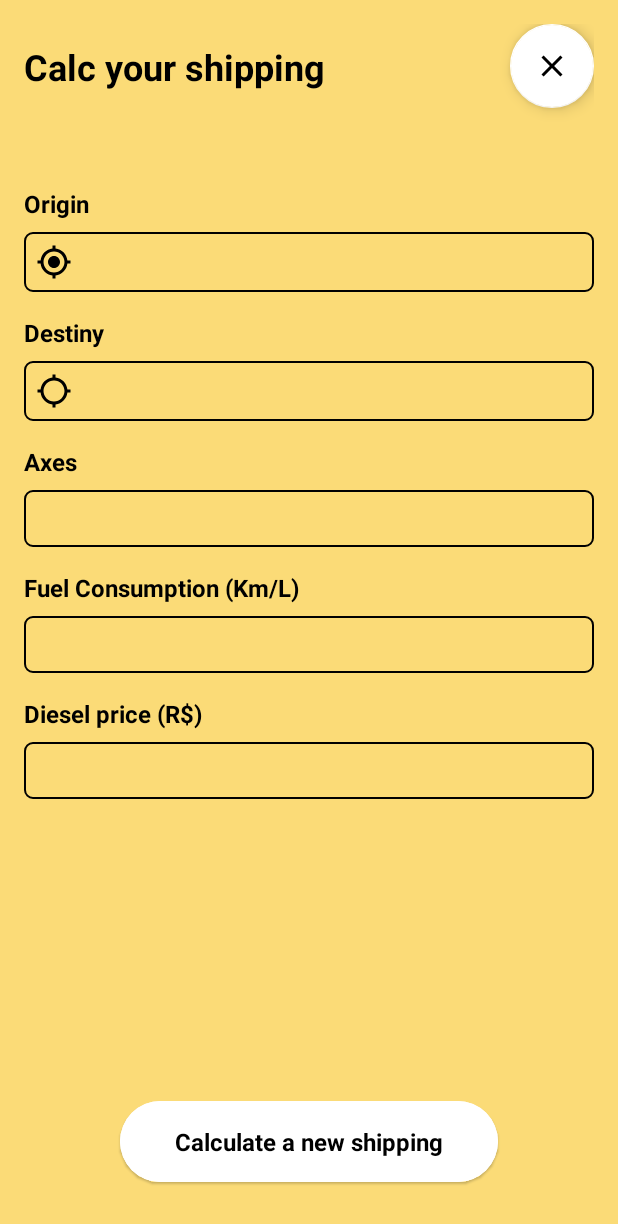
After one commit to thiaagodev/TruckPad-Test, an Android app: the ShippingCalcForm screen opened directly, with no data from a screen before it, on a phone screen of 412 x 824 dp. The commit adds this screen. Shown: the top 1224 px of the screen. Run offline under Robolectric (Android 15) with nearby library versions, the phone set to English and light mode, and no system bars.

Commit message:
initial activity shipping calc form layout

```diff
--- a/app/src/main/AndroidManifest.xml
+++ b/app/src/main/AndroidManifest.xml
@@ -14,6 +14,9 @@
         android:theme="@style/Theme.TruckPad"
         tools:targetApi="31">
         <activity
+            android:name=".ShippingCalcForm"
+            android:exported="false" />
+        <activity
             android:name=".MainActivity"
             android:exported="true">
             <intent-filter>
--- /dev/null
+++ b/app/src/main/java/com/thiaagodev/truckpad/ShippingCalcForm.kt
@@ -0,0 +1,11 @@
+package com.thiaagodev.truckpad
+
+import androidx.appcompat.app.AppCompatActivity
+import android.os.Bundle
+
+class ShippingCalcForm : AppCompatActivity() {
+    override fun onCreate(savedInstanceState: Bundle?) {
+        super.onCreate(savedInstanceState)
+        setContentView(R.layout.activity_shipping_calc_form)
+    }
+}
--- /dev/null
+++ b/app/src/main/res/drawable/edit_text_corners.xml
@@ -0,0 +1,8 @@
+<?xml version="1.0" encoding="utf-8"?>
+<shape xmlns:android="http://schemas.android.com/apk/res/android"
+    android:shape="rectangle">
+
+    <corners android:radius="5dp" />
+    <stroke android:color="@color/black" android:width="1dp" />
+
+</shape>
--- /dev/null
+++ b/app/src/main/res/drawable/ic_baseline_close_24.xml
@@ -0,0 +1,5 @@
+<vector android:height="24dp" android:tint="#000000"
+    android:viewportHeight="24" android:viewportWidth="24"
+    android:width="24dp" xmlns:android="http://schemas.android.com/apk/res/android">
+    <path android:fillColor="@android:color/white" android:pathData="M19,6.41L17.59,5 12,10.59 6.41,5 5,6.41 10.59,12 5,17.59 6.41,19 12,13.41 17.59,19 19,17.59 13.41,12z"/>
+</vector>
--- /dev/null
+++ b/app/src/main/res/drawable/ic_baseline_location_searching_24.xml
@@ -0,0 +1,5 @@
+<vector android:height="24dp" android:tint="#000000"
+    android:viewportHeight="24" android:viewportWidth="24"
+    android:width="24dp" xmlns:android="http://schemas.android.com/apk/res/android">
+    <path android:fillColor="@android:color/white" android:pathData="M20.94,11c-0.46,-4.17 -3.77,-7.48 -7.94,-7.94V1h-2v2.06C6.83,3.52 3.52,6.83 3.06,11H1v2h2.06c0.46,4.17 3.77,7.48 7.94,7.94V23h2v-2.06c4.17,-0.46 7.48,-3.77 7.94,-7.94H23v-2h-2.06zM12,19c-3.87,0 -7,-3.13 -7,-7s3.13,-7 7,-7 7,3.13 7,7 -3.13,7 -7,7z"/>
+</vector>
--- /dev/null
+++ b/app/src/main/res/drawable/ic_baseline_my_location_24.xml
@@ -0,0 +1,5 @@
+<vector android:height="24dp" android:tint="#000000"
+    android:viewportHeight="24" android:viewportWidth="24"
+    android:width="24dp" xmlns:android="http://schemas.android.com/apk/res/android">
+    <path android:fillColor="@android:color/white" android:pathData="M12,8c-2.21,0 -4,1.79 -4,4s1.79,4 4,4 4,-1.79 4,-4 -1.79,-4 -4,-4zM20.94,11c-0.46,-4.17 -3.77,-7.48 -7.94,-7.94L13,1h-2v2.06C6.83,3.52 3.52,6.83 3.06,11L1,11v2h2.06c0.46,4.17 3.77,7.48 7.94,7.94L11,23h2v-2.06c4.17,-0.46 7.48,-3.77 7.94,-7.94L23,13v-2h-2.06zM12,19c-3.87,0 -7,-3.13 -7,-7s3.13,-7 7,-7 7,3.13 7,7 -3.13,7 -7,7z"/>
+</vector>
--- /dev/null
+++ b/app/src/main/res/layout/activity_shipping_calc_form.xml
@@ -0,0 +1,176 @@
+<?xml version="1.0" encoding="utf-8"?>
+<androidx.constraintlayout.widget.ConstraintLayout xmlns:android="http://schemas.android.com/apk/res/android"
+    xmlns:app="http://schemas.android.com/apk/res-auto"
+    xmlns:tools="http://schemas.android.com/tools"
+    android:layout_width="match_parent"
+    android:layout_height="match_parent"
+    android:background="?attr/colorPrimary"
+    android:padding="16dp"
+    tools:context=".ShippingCalcForm">
+
+
+    <androidx.appcompat.widget.AppCompatTextView
+        android:id="@+id/text_calc_your_shipping"
+        android:layout_width="wrap_content"
+        android:layout_height="wrap_content"
+        android:text="@string/calc_your_shipping"
+        android:textColor="@color/black"
+        android:textSize="24sp"
+        android:textStyle="bold"
+        app:layout_constraintBottom_toBottomOf="@+id/fab_close"
+        app:layout_constraintStart_toStartOf="parent"
+        app:layout_constraintTop_toTopOf="@+id/fab_close" />
+
+    <com.google.android.material.floatingactionbutton.FloatingActionButton
+        android:id="@+id/fab_close"
+        android:layout_width="wrap_content"
+        android:layout_height="wrap_content"
+        android:src="@drawable/ic_baseline_close_24"
+        app:layout_constraintEnd_toEndOf="parent"
+        app:layout_constraintTop_toTopOf="parent"
+        android:contentDescription="@string/close"
+        />
+
+    <androidx.appcompat.widget.AppCompatTextView
+        android:id="@+id/text_origin"
+        android:layout_width="wrap_content"
+        android:layout_height="wrap_content"
+        android:layout_marginTop="64dp"
+        android:text="@string/origin"
+        android:textColor="@color/black"
+        android:textSize="16sp"
+        android:textStyle="bold"
+        app:layout_constraintStart_toStartOf="parent"
+        app:layout_constraintTop_toBottomOf="@+id/text_calc_your_shipping" />
+
+    <androidx.appcompat.widget.AppCompatEditText
+        android:id="@+id/edit_origin"
+        android:layout_width="match_parent"
+        android:layout_height="wrap_content"
+        android:layout_marginTop="8dp"
+        android:background="@drawable/edit_text_corners"
+        android:drawableStart="@drawable/ic_baseline_my_location_24"
+        android:padding="8dp"
+        android:textColor="@color/black"
+        android:textSize="16sp"
+        app:layout_constraintStart_toStartOf="parent"
+        app:layout_constraintTop_toBottomOf="@+id/text_origin" />
+
+    <androidx.appcompat.widget.AppCompatTextView
+        android:id="@+id/text_destiny"
+        android:layout_width="wrap_content"
+        android:layout_height="wrap_content"
+        android:layout_marginTop="16dp"
+        android:text="@string/destiny"
+        android:textColor="@color/black"
+        android:textSize="16sp"
+        android:textStyle="bold"
+        app:layout_constraintStart_toStartOf="parent"
+        app:layout_constraintTop_toBottomOf="@+id/edit_origin" />
+
+    <androidx.appcompat.widget.AppCompatEditText
+        android:id="@+id/edit_destiny"
+        android:layout_width="match_parent"
+        android:layout_height="wrap_content"
+        android:layout_marginTop="8dp"
+        android:background="@drawable/edit_text_corners"
+        android:drawableStart="@drawable/ic_baseline_location_searching_24"
+        android:padding="8dp"
+        android:textColor="@color/black"
+        android:textSize="16sp"
+        app:layout_constraintStart_toStartOf="parent"
+        app:layout_constraintTop_toBottomOf="@+id/text_destiny" />
+
+    <androidx.appcompat.widget.AppCompatTextView
+        android:id="@+id/text_axes"
+        android:layout_width="wrap_content"
+        android:layout_height="wrap_content"
+        android:layout_marginTop="16dp"
+        android:text="@string/axes"
+        android:textColor="@color/black"
+        android:textSize="16sp"
+        android:textStyle="bold"
+        app:layout_constraintStart_toStartOf="parent"
+        app:layout_constraintTop_toBottomOf="@+id/edit_destiny" />
+
+    <androidx.appcompat.widget.AppCompatEditText
+        android:id="@+id/edit_axes"
+        android:layout_width="match_parent"
+        android:layout_height="wrap_content"
+        android:layout_marginTop="8dp"
+        android:background="@drawable/edit_text_corners"
+        android:inputType="number"
+        android:padding="8dp"
+        android:textColor="@color/black"
+        android:textSize="16sp"
+        app:layout_constraintStart_toStartOf="parent"
+        app:layout_constraintTop_toBottomOf="@+id/text_axes" />
+
+    <androidx.appcompat.widget.AppCompatTextView
+        android:id="@+id/text_fuel_consumption"
+        android:layout_width="wrap_content"
+        android:layout_height="wrap_content"
+        android:layout_marginTop="16dp"
+        android:text="@string/fuel_consumption"
+        android:textColor="@color/black"
+        android:textSize="16sp"
+        android:textStyle="bold"
+        app:layout_constraintStart_toStartOf="parent"
+        app:layout_constraintTop_toBottomOf="@+id/edit_axes" />
+
+    <androidx.appcompat.widget.AppCompatEditText
+        android:id="@+id/edit_fuel_consumption"
+        android:layout_width="match_parent"
+        android:layout_height="wrap_content"
+        android:layout_marginTop="8dp"
+        android:background="@drawable/edit_text_corners"
+        android:inputType="numberDecimal"
+        android:padding="8dp"
+        android:textColor="@color/black"
+        android:textSize="16sp"
+        app:layout_constraintStart_toStartOf="parent"
+        app:layout_constraintTop_toBottomOf="@+id/text_fuel_consumption" />
+
+    <androidx.appcompat.widget.AppCompatTextView
+        android:id="@+id/text_fuel_price"
+        android:layout_width="wrap_content"
+        android:layout_height="wrap_content"
+        android:layout_marginTop="16dp"
+        android:text="@string/fuel_price"
+        android:textColor="@color/black"
+        android:textSize="16sp"
+        android:textStyle="bold"
+        app:layout_constraintStart_toStartOf="parent"
+        app:layout_constraintTop_toBottomOf="@+id/edit_fuel_consumption" />
+
+    <androidx.appcompat.widget.AppCompatEditText
+        android:id="@+id/edit_fuel_price"
+        android:layout_width="match_parent"
+        android:layout_height="wrap_content"
+        android:layout_marginTop="8dp"
+        android:background="@drawable/edit_text_corners"
+        android:inputType="numberDecimal"
+        android:padding="8dp"
+        android:textColor="@color/black"
+        android:textSize="16sp"
+        app:layout_constraintStart_toStartOf="parent"
+        app:layout_constraintTop_toBottomOf="@+id/text_fuel_price" />
+
+    <Button
+        android:id="@+id/button_calc_shipping"
+        style="@style/Widget.Material3.Button.ElevatedButton"
+        android:layout_width="match_parent"
+        android:layout_height="wrap_content"
+        android:layout_marginHorizontal="64dp"
+        android:layout_marginVertical="16dp"
+        android:backgroundTint="@color/white"
+        android:padding="16dp"
+        android:text="@string/calc_new_shipping"
+        android:textColor="@color/black"
+        android:textSize="16sp"
+        android:textStyle="bold"
+        app:layout_constraintBottom_toBottomOf="parent"
+        app:layout_constraintEnd_toEndOf="parent"
+        app:layout_constraintStart_toStartOf="parent" />
+
+</androidx.constraintlayout.widget.ConstraintLayout>
--- a/app/src/main/res/values-night/themes.xml
+++ b/app/src/main/res/values-night/themes.xml
@@ -2,12 +2,12 @@
     <!-- Base application theme. -->
     <style name="Theme.TruckPad" parent="Theme.MaterialComponents.DayNight.NoActionBar">
         <!-- Primary brand color. -->
-        <item name="colorPrimary">@color/purple_200</item>
-        <item name="colorPrimaryVariant">@color/purple_700</item>
-        <item name="colorOnPrimary">@color/black</item>
+        <item name="colorPrimary">@color/yellow</item>
+        <item name="colorPrimaryVariant">@color/black</item>
+        <item name="colorOnPrimary">@color/white</item>
         <!-- Secondary brand color. -->
-        <item name="colorSecondary">@color/teal_200</item>
-        <item name="colorSecondaryVariant">@color/teal_200</item>
+        <item name="colorSecondary">@color/white</item>
+        <item name="colorSecondaryVariant">@color/white</item>
         <item name="colorOnSecondary">@color/black</item>
         <!-- Status bar color. -->
         <item name="android:statusBarColor" tools:targetApi="l">?attr/colorPrimary</item>
--- a/app/src/main/res/values/strings.xml
+++ b/app/src/main/res/values/strings.xml
@@ -3,4 +3,11 @@
     <string name="text_no_history">No shipping history. \nCalculate a new shipping to display it here.</string>
     <string name="shipping_history">Shipping history</string>
     <string name="calc_new_shipping">Calculate a new shipping</string>
+    <string name="calc_your_shipping">Calc your shipping</string>
+    <string name="origin">Origin</string>
+    <string name="destiny">Destiny</string>
+    <string name="axes">Axes</string>
+    <string name="fuel_consumption">Fuel Consumption (Km/L)</string>
+    <string name="fuel_price">Diesel price (R$)</string>
+    <string name="close">Close</string>
 </resources>
--- a/app/src/main/res/values/themes.xml
+++ b/app/src/main/res/values/themes.xml
@@ -3,11 +3,11 @@
     <style name="Theme.TruckPad" parent="Theme.MaterialComponents.DayNight.NoActionBar">
         <!-- Primary brand color. -->
         <item name="colorPrimary">@color/yellow</item>
-        <item name="colorPrimaryVariant">@color/purple_700</item>
+        <item name="colorPrimaryVariant">@color/black</item>
         <item name="colorOnPrimary">@color/white</item>
         <!-- Secondary brand color. -->
-        <item name="colorSecondary">@color/teal_200</item>
-        <item name="colorSecondaryVariant">@color/teal_700</item>
+        <item name="colorSecondary">@color/white</item>
+        <item name="colorSecondaryVariant">@color/white</item>
         <item name="colorOnSecondary">@color/black</item>
         <!-- Status bar color. -->
         <item name="android:statusBarColor" tools:targetApi="l">?attr/colorPrimary</item>
```
Also changed, not shown: 1 other file.
